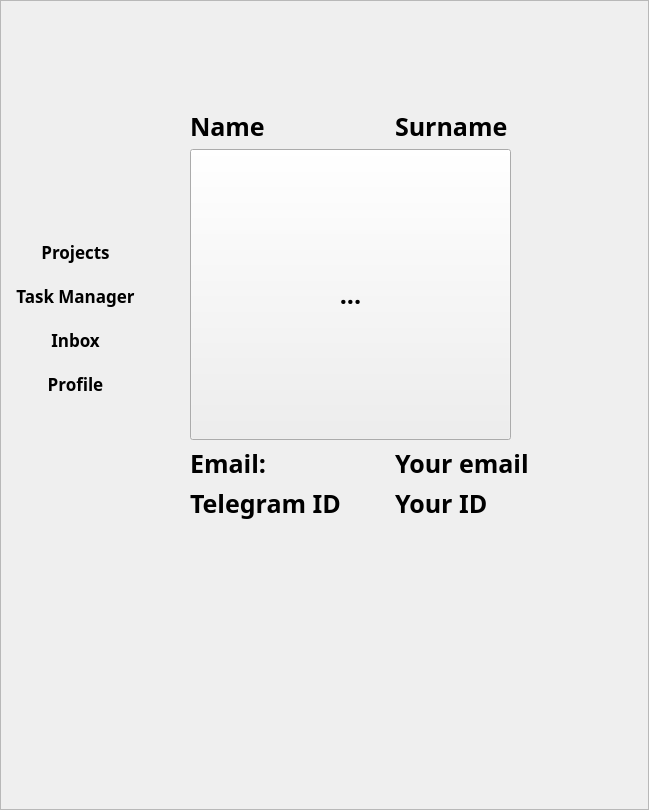
Qt form ui/MainWindowProfile1.0.ui (kiozet/TaskManagerWithAI) before a commit.
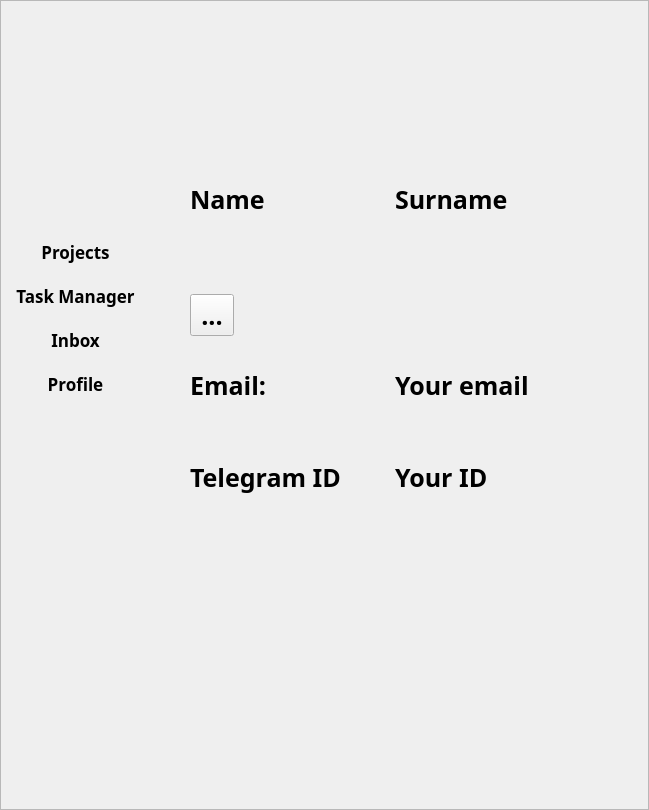
The same form after that commit. Icons and pictures are not drawn.

Commit message: Able sizing MainWindowProfile1

Diff of the .ui file:
```diff
--- a/ui/MainWindowProfile1.0.ui
+++ b/ui/MainWindowProfile1.0.ui
@@ -183,12 +183,6 @@
      <layout class="QHBoxLayout" name="horizontalLayout">
       <item>
        <widget class="QLabel" name="name_label">
-        <property name="minimumSize">
-         <size>
-          <width>100</width>
-          <height>31</height>
-         </size>
-        </property>
         <property name="text">
          <string>Name</string>
         </property>
@@ -196,12 +190,6 @@
       </item>
       <item>
        <widget class="QLabel" name="surname_label">
-        <property name="minimumSize">
-         <size>
-          <width>113</width>
-          <height>31</height>
-         </size>
-        </property>
         <property name="text">
          <string>Surname</string>
         </property>
@@ -211,12 +199,6 @@
     </item>
     <item>
      <widget class="QToolButton" name="avatar_icon">
-      <property name="minimumSize">
-       <size>
-        <width>321</width>
-        <height>291</height>
-       </size>
-      </property>
       <property name="text">
        <string>...</string>
       </property>
@@ -232,12 +214,6 @@
        <layout class="QVBoxLayout" name="verticalLayout">
         <item>
          <widget class="QLabel" name="email_label_profile">
-          <property name="minimumSize">
-           <size>
-            <width>195</width>
-            <height>31</height>
-           </size>
-          </property>
           <property name="text">
            <string>Email:</string>
           </property>
@@ -245,12 +221,6 @@
         </item>
         <item>
          <widget class="QLabel" name="telegram_label_profile">
-          <property name="minimumSize">
-           <size>
-            <width>195</width>
-            <height>31</height>
-           </size>
-          </property>
           <property name="text">
            <string>Telegram ID</string>
           </property>
@@ -262,12 +232,6 @@
        <layout class="QVBoxLayout" name="verticalLayout_2">
         <item>
          <widget class="QLabel" name="email_your_profile">
-          <property name="minimumSize">
-           <size>
-            <width>194</width>
-            <height>31</height>
-           </size>
-          </property>
           <property name="text">
            <string>Your email</string>
           </property>
@@ -275,12 +239,6 @@
         </item>
         <item>
          <widget class="QLabel" name="telegram_your_profile">
-          <property name="minimumSize">
-           <size>
-            <width>194</width>
-            <height>31</height>
-           </size>
-          </property>
           <property name="text">
            <string>Your ID</string>
           </property>
```
